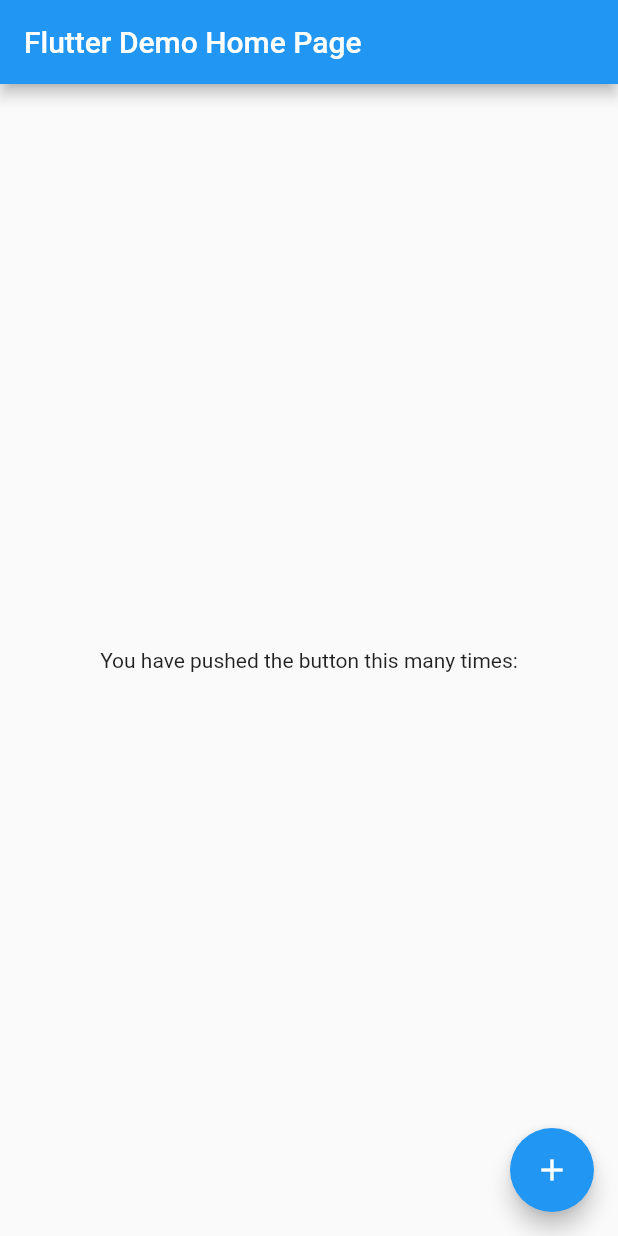
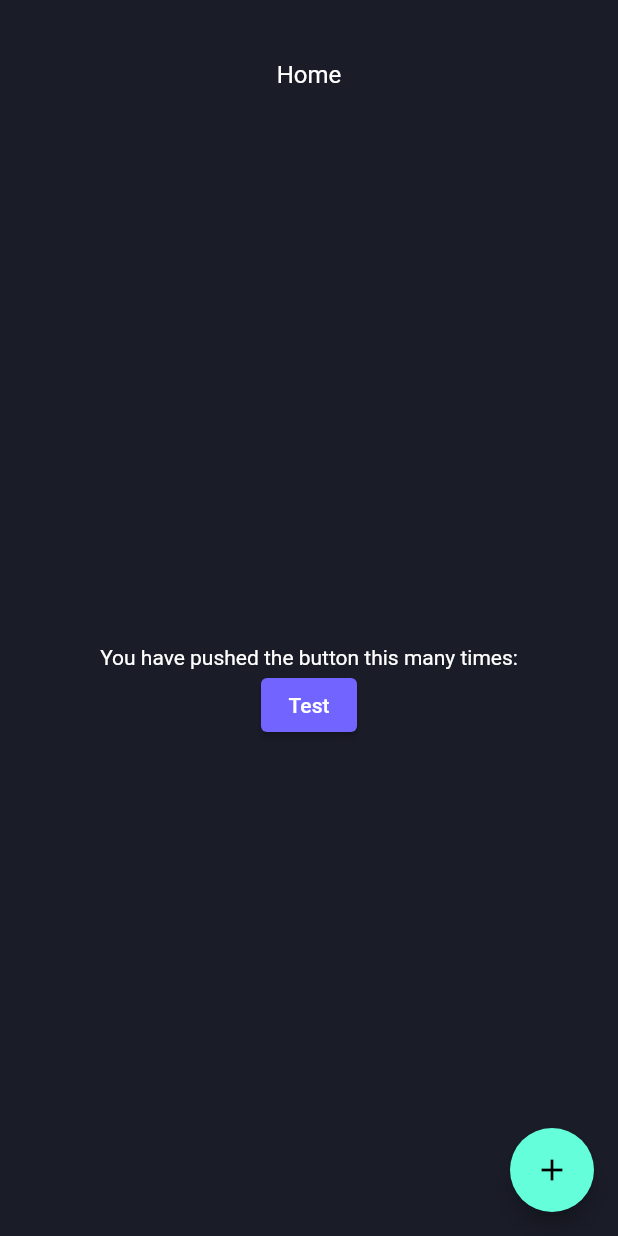
Before and after one commit to antonio-pedro99/file-space-mobile-app, a Flutter app: the screen it shows after launch, on a phone screen of 412 x 824 dp. Run offline on Flutter 3.47's test engine with Material 2 defaults, Android fonts, the phone set to English and light mode, and no system bars.

Commit message:
set up project

```diff
--- /dev/null
+++ b/lib/app.dart
@@ -0,0 +1,17 @@
+import 'package:space_client_app/views/page/home/home.dart';
+import 'package:space_client_app/views/theme/theme.dart';
+import 'package:flutter/material.dart';
+
+class MyApp extends StatelessWidget {
+  const MyApp({Key? key}) : super(key: key);
+
+  @override
+  Widget build(BuildContext context) {
+    return MaterialApp(
+      title: 'SpaceFile',
+      debugShowCheckedModeBanner: false,
+      theme: MyAppTheme.dark,
+      home: const MyHomePage(),
+    );
+  }
+}
--- a/lib/main.dart
+++ b/lib/main.dart
@@ -1,55 +1,6 @@
+import 'package:space_client_app/app.dart';
 import 'package:flutter/material.dart';
 
 void main() {
   runApp(const MyApp());
 }
-
-class MyApp extends StatelessWidget {
-  const MyApp({Key? key}) : super(key: key);
-
-  @override
-  Widget build(BuildContext context) {
-    return MaterialApp(
-      title: 'Flutter Demo',
-      theme: ThemeData(
-        primarySwatch: Colors.blue,
-      ),
-      home: const MyHomePage(title: 'Flutter Demo Home Page'),
-    );
-  }
-}
-
-class MyHomePage extends StatefulWidget {
-  const MyHomePage({Key? key, required this.title}) : super(key: key);
-
-  final String title;
-
-  @override
-  State<MyHomePage> createState() => _MyHomePageState();
-}
-
-class _MyHomePageState extends State<MyHomePage> {
-  @override
-  Widget build(BuildContext context) {
-    return Scaffold(
-      appBar: AppBar(
-        title: Text(widget.title),
-      ),
-      body: Center(
-        child: Column(
-          mainAxisAlignment: MainAxisAlignment.center,
-          children: const [
-            Text(
-              'You have pushed the button this many times:',
-            ),
-          ],
-        ),
-      ),
-      floatingActionButton: FloatingActionButton(
-        onPressed: () {},
-        tooltip: 'Increment',
-        child: const Icon(Icons.add),
-      ), // This trailing comma makes auto-formatting nicer for build methods.
-    );
-  }
-}
--- /dev/null
+++ b/lib/views/page/home/home.dart
@@ -0,0 +1,34 @@
+import 'package:flutter/material.dart';
+
+class MyHomePage extends StatefulWidget {
+  const MyHomePage({Key? key}) : super(key: key);
+  @override
+  State<MyHomePage> createState() => _MyHomePageState();
+}
+
+class _MyHomePageState extends State<MyHomePage> {
+  @override
+  Widget build(BuildContext context) {
+    return Scaffold(
+      appBar: AppBar(
+        title: const Text("Home"),
+      ),
+      body: Center(
+        child: Column(
+          mainAxisAlignment: MainAxisAlignment.center,
+          children: [
+            const Text(
+              'You have pushed the button this many times:',
+            ),
+            ElevatedButton(onPressed: () {}, child: Text("Test"))
+          ],
+        ),
+      ),
+      floatingActionButton: FloatingActionButton(
+        onPressed: () {},
+        tooltip: 'Increment',
+        child: const Icon(Icons.add),
+      ), // This trailing comma makes auto-formatting nicer for build methods.
+    );
+  }
+}
--- /dev/null
+++ b/lib/views/theme/colors.dart
@@ -0,0 +1,30 @@
+import 'package:flutter/material.dart';
+
+const Color darkBlue = Color(0xFF1A1C28);
+const Color blue = Color(0xFF242736);
+const Color grey = Colors.grey;
+const Color lightGrey = Color(0xFFBDBEC2);
+const Color white = Colors.white;
+const Color purple = Color(0xFF7264FF);
+
+
+MaterialColor getMaterialColor(Color color) {
+  List strengths = <double>[.05];
+
+  Map<int, Color> swatch = {};
+  final int r = color.red, g = color.green, b = color.blue;
+
+  for (int i = 1; i < 10; i++) {
+    strengths.add(0.1 * i);
+  }
+  for (var strength in strengths) {
+    final double ds = 0.5 - strength;
+    swatch[(strength * 1000).round()] = Color.fromRGBO(
+      r + ((ds < 0 ? r : (255 - r)) * ds).round(),
+      g + ((ds < 0 ? g : (255 - g)) * ds).round(),
+      b + ((ds < 0 ? b : (255 - b)) * ds).round(),
+      1,
+    );
+  }
+  return MaterialColor(color.value, swatch);
+}
--- /dev/null
+++ b/lib/views/theme/theme.dart
@@ -0,0 +1,59 @@
+import 'package:space_client_app/views/theme/colors.dart';
+import 'package:flutter/material.dart';
+
+class MyAppTheme {
+  static final dark = ThemeData(
+    brightness: Brightness.dark,
+    scaffoldBackgroundColor: darkBlue,
+    canvasColor: Colors.transparent,
+    primarySwatch: getMaterialColor(purple),
+    appBarTheme: const AppBarTheme(
+        elevation: 0,
+        centerTitle: true,
+        toolbarHeight: 100,
+        color: Colors.transparent,
+        titleTextStyle: TextStyle(fontSize: 16, fontWeight: FontWeight.normal)),
+    dividerTheme: const DividerThemeData(thickness: 0.8),
+    chipTheme: const ChipThemeData(
+      backgroundColor: blue,
+      padding: EdgeInsets.zero,
+      labelStyle: TextStyle(
+        fontSize: 11,
+        color: grey,
+        fontWeight: FontWeight.normal,
+      ),
+    ),
+    listTileTheme: const ListTileThemeData(
+      dense: true,
+      minVerticalPadding: 9,
+      minLeadingWidth: 0,
+      contentPadding: EdgeInsets.symmetric(horizontal: 25),
+      visualDensity: VisualDensity.compact,
+    ),
+    textTheme: const TextTheme(
+      headline4: TextStyle(
+        fontSize: 36,
+        color: white,
+        fontWeight: FontWeight.w500,
+      ),
+      headline5: TextStyle(
+        fontSize: 14,
+        fontWeight: FontWeight.w500,
+      ),
+      headline6: TextStyle(
+        fontSize: 12,
+        fontWeight: FontWeight.normal,
+      ),
+      bodyText1: TextStyle(
+        fontSize: 13,
+        fontWeight: FontWeight.w500,
+        color: lightGrey,
+      ),
+      subtitle1: TextStyle(
+        fontSize: 11,
+        color: white,
+      ),
+      subtitle2: TextStyle(fontSize: 12, color: grey),
+    ),
+  );
+}
--- a/pubspec.yaml
+++ b/pubspec.yaml
@@ -1,4 +1,4 @@
-name: client_app
+name: space_client_app
 description: A new Flutter project.
 
 # The following line prevents the package from being accidentally published to
```
Also changed, not shown: lib/core/chunker.dart (added), lib/core/indexer.dart (added), lib/core/watcher.dart (added), lib/views/page/home/menu.dart (added), 18 other files.
